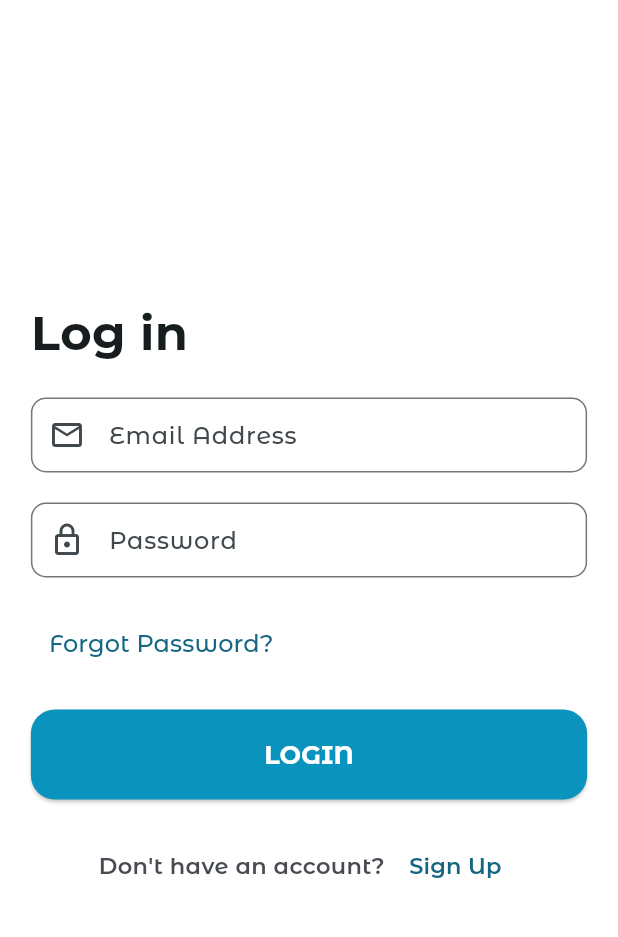
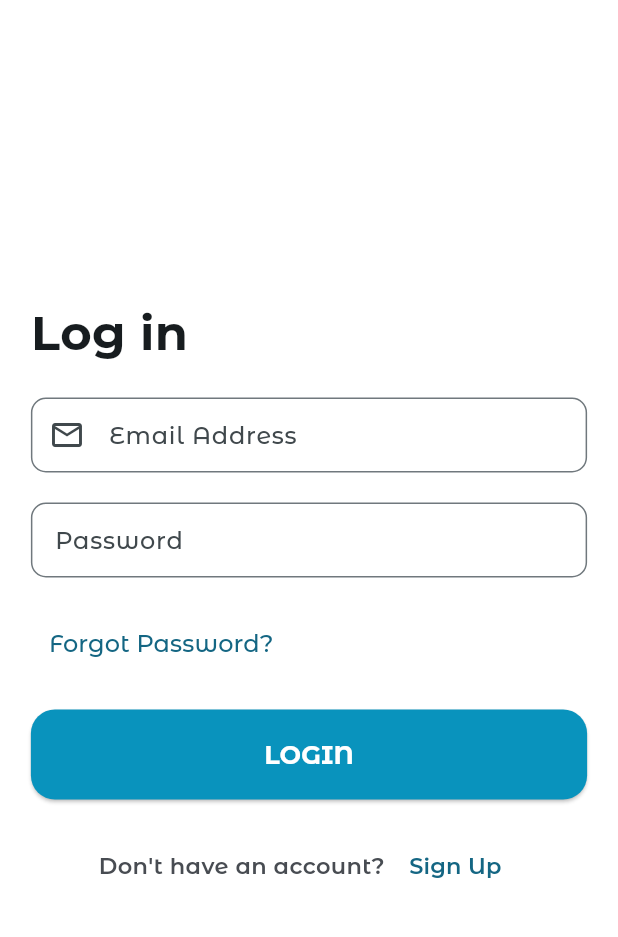
Before and after one commit to itsDARKSAMA/gsg-links-app, a Flutter app: the LoginScreen screen opened by its route, on a phone screen of 412 x 824 dp, the part 60-997 px from its top. Run offline on Flutter 3.47's test engine with Material 2 defaults, Android fonts, the phone set to English and light mode, and no system bars; our stand-ins replace dio, flutter_slidable, flutter_svg, get, lottie, qr_flutter and 2 more; accounts and stored records are empty; project files that could hold a hidden picture were left out.

```diff
--- a/lib/views/screens/auth/login_screen.dart
+++ b/lib/views/screens/auth/login_screen.dart
@@ -15,10 +15,12 @@ class LoginScreen extends StatelessWidget {
   Widget build(BuildContext context) {
     return Scaffold(
       appBar: AppBar(
-          title: const Text(
-        'MyLinks',
-        style: TextStyle(color: AppColors.primaryColor),
-      )),
+        title: const Text(
+          'MyLinks',
+          style: TextStyle(color: AppColors.primaryColor),
+        ),
+        leading: null,
+      ),
       body: Center(
         child: SizedBox(
           width: MediaQuery.of(context).size.width * 0.9,
@@ -35,7 +37,7 @@ class LoginScreen extends StatelessWidget {
                       const SizedBox(
                         height: 20,
                       ),
-                      TextField(
+                      TextFormField(
                         keyboardType: TextInputType.emailAddress,
                         controller: controller.emailController,
                         decoration: InputDecoration(
@@ -52,12 +54,12 @@ class LoginScreen extends StatelessWidget {
                       const SizedBox(
                         height: 20,
                       ),
-                      TextField(
+                      TextFormField(
                         keyboardType: TextInputType.text,
                         controller: controller.passwordController,
+                        obscureText: true,
                         decoration: InputDecoration(
                           label: const Text('Password'),
-                          prefixIcon: const Icon(Icons.lock_outlined),
                           constraints: const BoxConstraints(
                             maxHeight: 50,
                           ),
--- a/lib/views/screens/settings_screen.dart
+++ b/lib/views/screens/settings_screen.dart
@@ -91,6 +91,8 @@ class SettingsScreen extends StatelessWidget {
                             height: 20,
                           ),
                           PrimaryButton(text: "Save", onPressed: () {}),
+                          const SizedBox(height: 20),
+                          PrimaryButton.red(text: "logout", onPressed: () {})
                         ],
                       ),
                     ),
--- a/lib/views/widgets/primary_button.dart
+++ b/lib/views/widgets/primary_button.dart
@@ -1,4 +1,5 @@
 import 'package:flutter/material.dart';
+import 'package:mylinks/constants/colors.dart';
 import 'package:mylinks/constants/fonts.dart';
 
 class PrimaryButton extends StatelessWidget {
@@ -6,13 +7,28 @@ class PrimaryButton extends StatelessWidget {
     super.key,
     required this.text,
     required this.onPressed,
+    this.color,
   });
+
   final String text;
   final Function() onPressed;
+  final Color? color;
+
+  factory PrimaryButton.red({
+    required String text,
+    required Function() onPressed,
+  }) {
+    return PrimaryButton(
+      text: text,
+      onPressed: onPressed,
+      color: AppColors.redColor,
+    );
+  }
   @override
   Widget build(BuildContext context) {
     return ElevatedButton(
       style: ElevatedButton.styleFrom(
+        backgroundColor: color,
         minimumSize: Size(MediaQuery.of(context).size.width * 0.9, 60),
       ),
       onPressed: onPressed,
```
Also changed, not shown: lib/controllers/home_controller.dart (+9 -2 lines), lib/main.dart (+5 -8 lines), lib/views/screens/onboarding/onboarding_screen.dart (+19 -20 lines), lib/views/screens/onboarding/splash_screen.dart (+15 -1 lines).
